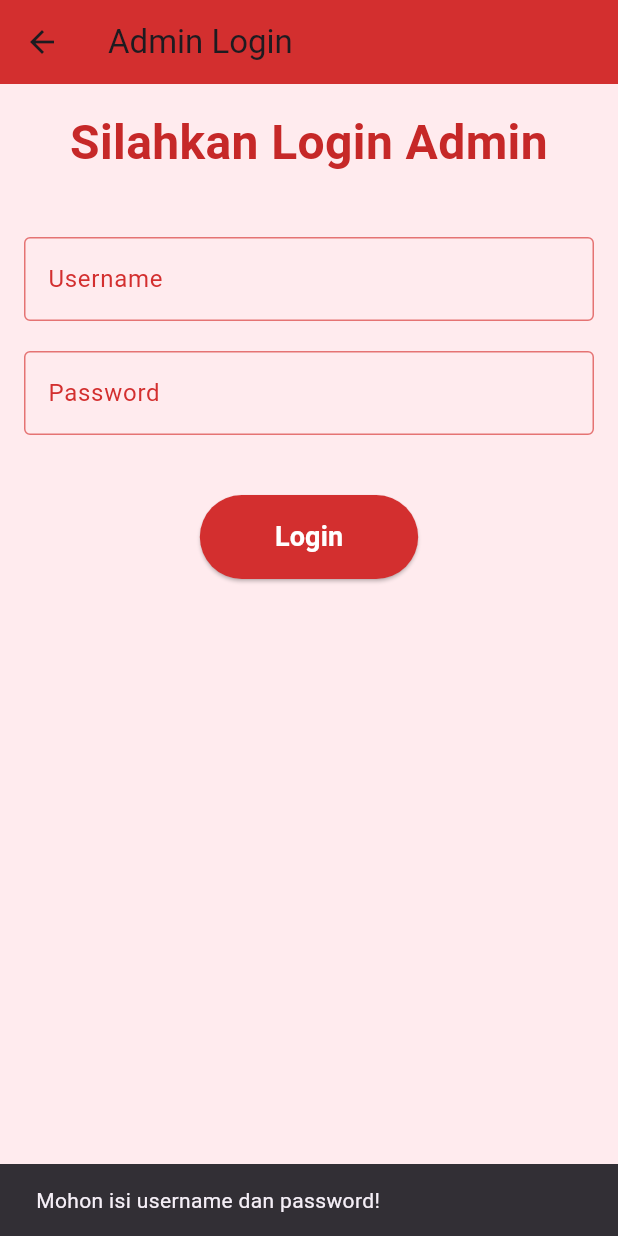
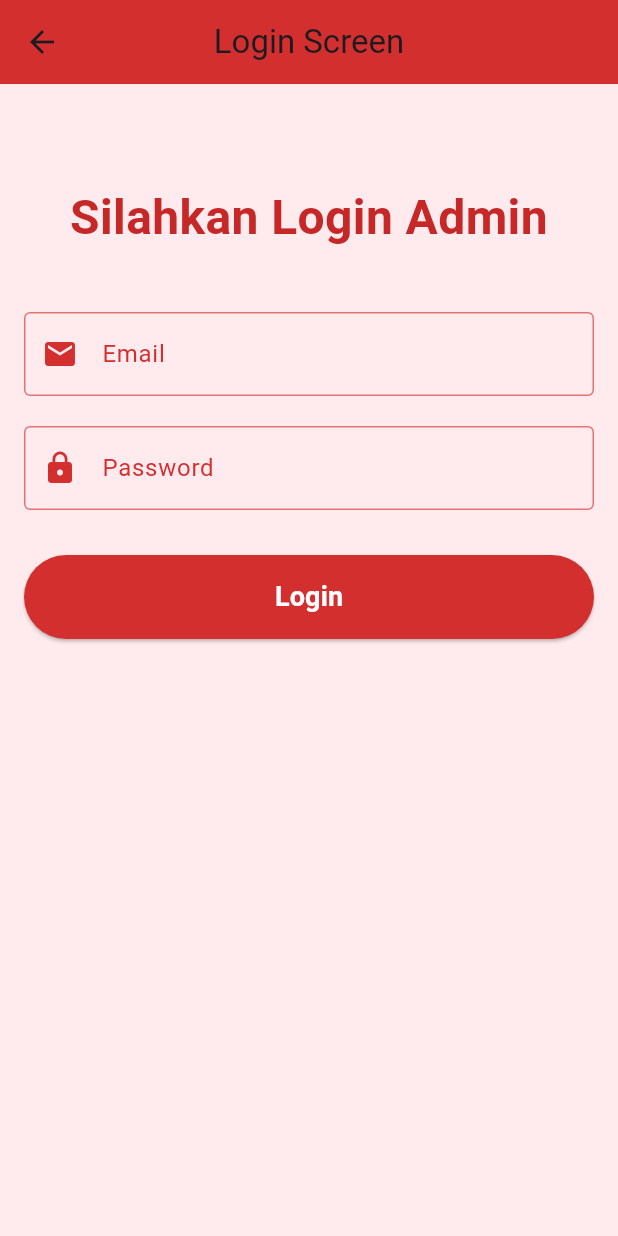
Before and after one commit to adchandra/kora-menu, a Flutter app: the LoginView screen opened by its route, after a tap on "Login", on a phone screen of 412 x 824 dp. Run offline on Flutter 3.47's test engine with Material 3 defaults, Android fonts, the phone set to English and light mode, and no system bars; our stand-ins replace cloud_firestore, firebase_auth, firebase_core, firebase_storage, font_awesome_flutter, get and 1 more; accounts and stored records are empty; network calls fail.

Commit message:
final projek

```diff
--- a/lib/app/controllers/auth_controller.dart
+++ b/lib/app/controllers/auth_controller.dart
@@ -1,13 +1,39 @@
 import 'package:get/get.dart';
+import 'package:firebase_auth/firebase_auth.dart';
+import 'package:cloud_firestore/cloud_firestore.dart';
+import 'package:myapp/app/routes/app_pages.dart';
 
 class AuthController extends GetxController {
-  var isLoggedIn = false.obs;
+  FirebaseAuth auth = FirebaseAuth.instance;
 
-  void login() {
-    isLoggedIn.value = true;
+  Stream<User?> get streamAuthStatus => auth.authStateChanges();
+
+  void login(String email, String pass) async {
+    try {
+      final credential = await auth.signInWithEmailAndPassword(
+        email: email,
+        password: pass,
+      );
+      Get.offAllNamed(Routes.ADMIN);
+    } on FirebaseAuthException catch (e) {
+      if (e.code == 'user-not-found') {
+        print('No user found for that email.');
+        Get.defaultDialog(
+          title: "Proses Gagal",
+          middleText: "No user found for that email.",
+        );
+      } else if (e.code == 'wrong-password') {
+        print('Wrong password provided for that user.');
+        Get.defaultDialog(
+          title: "Proses Gagal",
+          middleText: "Wrong password provided for that user.",
+        );
+      }
+    }
   }
 
-  void logout() {
-    isLoggedIn.value = false;
+  void logout() async {
+    await auth.signOut();
+    Get.offAllNamed(Routes.HOME);
   }
 }
--- a/lib/app/modules/admin/views/admin_view.dart
+++ b/lib/app/modules/admin/views/admin_view.dart
@@ -21,13 +21,13 @@ class _AdminViewState extends State<AdminView> {
   final authController = Get.find<AuthController>();
 
   @override
-  void initState() {
-    super.initState();
-    // Redirect to login if not logged in
-    if (!authController.isLoggedIn.value) {
-      Get.offAllNamed(Routes.LOGIN);
-    }
-  }
+  // void initState() {
+  //   super.initState();
+  //   // Redirect to login if not logged in
+  //   if (!authController.isLoggedIn.value) {
+  //     Get.offAllNamed(Routes.LOGIN);
+  //   }
+  // }
 
   // Fungsi untuk mengambil data menu dari Firestore
   Stream<List<Menu>> getMenuList() {
--- a/lib/app/modules/login/controllers/login_controller.dart
+++ b/lib/app/modules/login/controllers/login_controller.dart
@@ -1,23 +1,15 @@
 import 'package:get/get.dart';
+import 'package:flutter/material.dart';
 
 class LoginController extends GetxController {
-  //TODO: Implement LoginController
 
-  final count = 0.obs;
-  @override
-  void onInit() {
-    super.onInit();
-  }
-
-  @override
-  void onReady() {
-    super.onReady();
-  }
+  final cEmail = TextEditingController();
+  final cPass = TextEditingController();
 
   @override
   void onClose() {
+    cEmail.dispose();
+    cPass.dispose();
     super.onClose();
   }
-
-  void increment() => count.value++;
 }
--- a/lib/app/modules/login/views/login_view.dart
+++ b/lib/app/modules/login/views/login_view.dart
@@ -1,83 +1,45 @@
 import 'package:flutter/material.dart';
 import 'package:get/get.dart';
-import 'package:cloud_firestore/cloud_firestore.dart';
-import 'package:myapp/app/routes/app_pages.dart';
+import 'package:myapp/app/controllers/auth_controller.dart';
+import 'package:myapp/app/modules/login/controllers/login_controller.dart';
 
-class LoginView extends StatelessWidget {
-  LoginView({super.key});
-
-  final TextEditingController usernameController = TextEditingController();
-  final TextEditingController passwordController = TextEditingController();
-  final FirebaseFirestore firestore = FirebaseFirestore.instance;
-
-  Future<void> login(BuildContext context) async {
-    final username = usernameController.text;
-    final password = passwordController.text;
-
-    if (username.isEmpty || password.isEmpty) {
-      ScaffoldMessenger.of(context).showSnackBar(
-        const SnackBar(content: Text("Mohon isi username dan password!")),
-      );
-      return;
-    }
-
-    try {
-      // Query Firestore untuk mencari data berdasarkan username dan password
-      final query = await firestore
-          .collection('admin')
-          .where('username', isEqualTo: username)
-          .where('password', isEqualTo: password)
-          .get();
-
-      if (query.docs.isNotEmpty) {
-        // Jika data ditemukan, arahkan ke halaman Admin
-        Get.offAllNamed(Routes.ADMIN);
-      } else {
-        // Jika tidak ditemukan data yang sesuai
-        ScaffoldMessenger.of(context).showSnackBar(
-          const SnackBar(content: Text("Username atau password salah!")),
-        );
-      }
-    } catch (e) {
-      // Menangani kesalahan umum yang terjadi selama query
-      ScaffoldMessenger.of(context).showSnackBar(
-        SnackBar(content: Text("Terjadi kesalahan: $e")),
-      );
-    }
-  }
+class LoginView extends GetView<LoginController> {
+  final cAuth = Get.find<AuthController>();
 
   @override
   Widget build(BuildContext context) {
+    Get.lazyPut(() => LoginController());
     return Scaffold(
       backgroundColor:
           Colors.red.shade50, // Background warna cerah dengan nuansa merah
       appBar: AppBar(
-        title: const Text("Admin Login"),
-        backgroundColor: Colors.red.shade700, // Warna appBar merah
+        title: const Text('Login Screen'),
+        centerTitle: true,
+        backgroundColor: Colors.red.shade700, // AppBar warna merah
       ),
       body: Padding(
         padding: const EdgeInsets.all(16.0),
-        child: Column(
-          mainAxisAlignment: MainAxisAlignment.start, // Rata atas
-          crossAxisAlignment: CrossAxisAlignment.center, // Rata tengah
+        child: ListView(
           children: [
-            // Judul halaman login yang diganti
-            Text(
-              "Silahkan Login Admin", // Mengganti teks
-              style: TextStyle(
-                fontSize: 32,
-                fontWeight: FontWeight.bold,
-                color: Colors.red.shade800,
+            SizedBox(height: 50), // Spacing di atas
+            Center(
+              child: Text(
+                'Silahkan Login Admin', // Judul
+                style: TextStyle(
+                  fontSize: 32,
+                  fontWeight: FontWeight.bold,
+                  color: Colors.red.shade800,
+                ),
+                textAlign: TextAlign.center,
               ),
-              textAlign: TextAlign.center, // Rata tengah
             ),
-            const SizedBox(height: 40),
+            SizedBox(height: 40), // Spacing di bawah judul
 
-            // Username TextField dengan desain yang lebih menarik
+            // Username TextField dengan desain lebih menarik
             TextField(
-              controller: usernameController,
+              controller: controller.cEmail,
               decoration: InputDecoration(
-                labelText: "Username",
+                labelText: "Email",
                 labelStyle: TextStyle(color: Colors.red.shade700),
                 enabledBorder: OutlineInputBorder(
                   borderSide: BorderSide(color: Colors.red.shade300),
@@ -85,13 +47,14 @@ class LoginView extends StatelessWidget {
                 focusedBorder: OutlineInputBorder(
                   borderSide: BorderSide(color: Colors.red.shade600),
                 ),
+                prefixIcon: Icon(Icons.email, color: Colors.red.shade700),
               ),
             ),
-            const SizedBox(height: 20),
+            SizedBox(height: 20), // Spacing di antara TextField
 
-            // Password TextField dengan desain yang lebih menarik
+            // Password TextField dengan desain lebih menarik
             TextField(
-              controller: passwordController,
+              controller: controller.cPass,
               obscureText: true,
               decoration: InputDecoration(
                 labelText: "Password",
@@ -102,13 +65,15 @@ class LoginView extends StatelessWidget {
                 focusedBorder: OutlineInputBorder(
                   borderSide: BorderSide(color: Colors.red.shade600),
                 ),
+                prefixIcon: Icon(Icons.lock, color: Colors.red.shade700),
               ),
             ),
-            const SizedBox(height: 40),
+            SizedBox(height: 30), // Spacing di bawah password field
 
-            // Tombol Login dengan desain dan warna keren, rata tengah
+            // Tombol Login dengan desain lebih menarik
             ElevatedButton(
-              onPressed: () => login(context),
+              onPressed: () =>
+                  cAuth.login(controller.cEmail.text, controller.cPass.text),
               style: ElevatedButton.styleFrom(
                 backgroundColor: Colors.red.shade700, // Warna tombol merah
                 padding: EdgeInsets.symmetric(horizontal: 50, vertical: 15),
@@ -125,6 +90,7 @@ class LoginView extends StatelessWidget {
                 ),
               ),
             ),
+            SizedBox(height: 10), // Spacing di bawah tombol
           ],
         ),
       ),
--- a/lib/app/routes/app_pages.dart
+++ b/lib/app/routes/app_pages.dart
@@ -24,22 +24,27 @@ class AppPages {
     GetPage(
       name: Routes.HOME,
       page: () => HomeView(),
+      binding: HomeBinding(),
     ),
     GetPage(
       name: Routes.LOGIN,
       page: () => LoginView(),
+      binding: LoginBinding(),
     ),
     GetPage(
       name: Routes.LIST,
       page: () => ListViewPage(),
+      binding: ListBinding(),
     ),
     GetPage(
       name: Routes.CONTACT,
       page: () => ContactView(),
+      binding: ContactBinding(),
     ),
     GetPage(
       name: Routes.ADMIN,
       page: () => AdminView(),
+      binding: AdminBinding(),
     ),
   ];
 }
--- a/lib/main.dart
+++ b/lib/main.dart
@@ -15,7 +15,7 @@ class MyApp extends StatelessWidget {
   @override
   Widget build(BuildContext context) {
     return GetMaterialApp(
-      title: 'E-Katalog',
+      title: 'KORA MENU',
       debugShowCheckedModeBanner: false,
       initialRoute: Routes.HOME, // Set initial route
       getPages: AppPages.routes, // Gunakan rute yang sudah didefinisikan
```
Also changed, not shown: lib/app/routes/app_routes.dart (+10 -0 lines).
